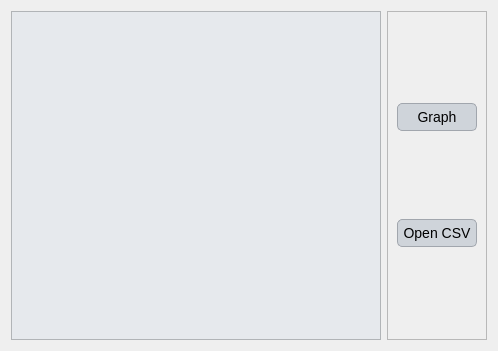
Before: the Qt Designer form ui/design_results.ui in Inigobarbe/VFSMOD-GUI, drawn with Qt 5.
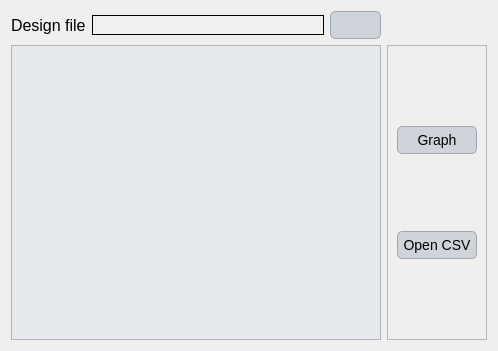
After: the same form once the commit is applied.

```diff
--- a/ui/design_results.ui
+++ b/ui/design_results.ui
@@ -118,9 +118,30 @@
   </property>
   <layout class="QGridLayout" name="gridLayout_2">
    <item row="0" column="0">
+    <layout class="QHBoxLayout" name="horizontalLayout">
+     <item>
+      <widget class="QLabel" name="label">
+       <property name="text">
+        <string>Design file</string>
+       </property>
+      </widget>
+     </item>
+     <item>
+      <widget class="QLineEdit" name="design_file"/>
+     </item>
+     <item>
+      <widget class="QPushButton" name="browse_design">
+       <property name="text">
+        <string/>
+       </property>
+      </widget>
+     </item>
+    </layout>
+   </item>
+   <item row="1" column="0">
     <widget class="QTableWidget" name="tableWidget"/>
    </item>
-   <item row="0" column="1">
+   <item row="1" column="1">
     <widget class="QFrame" name="frame">
      <property name="frameShape">
       <enum>QFrame::StyledPanel</enum>
```
